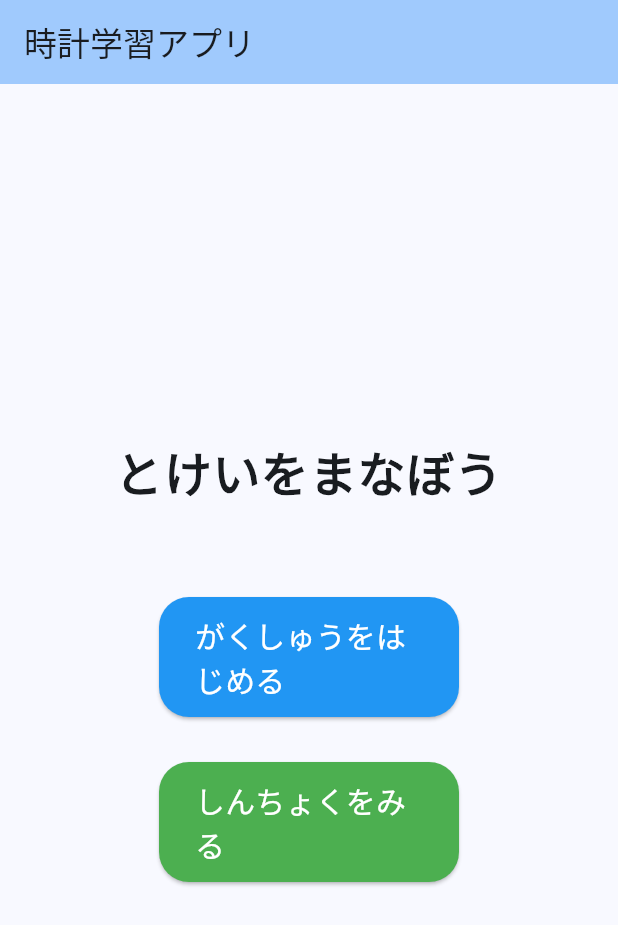
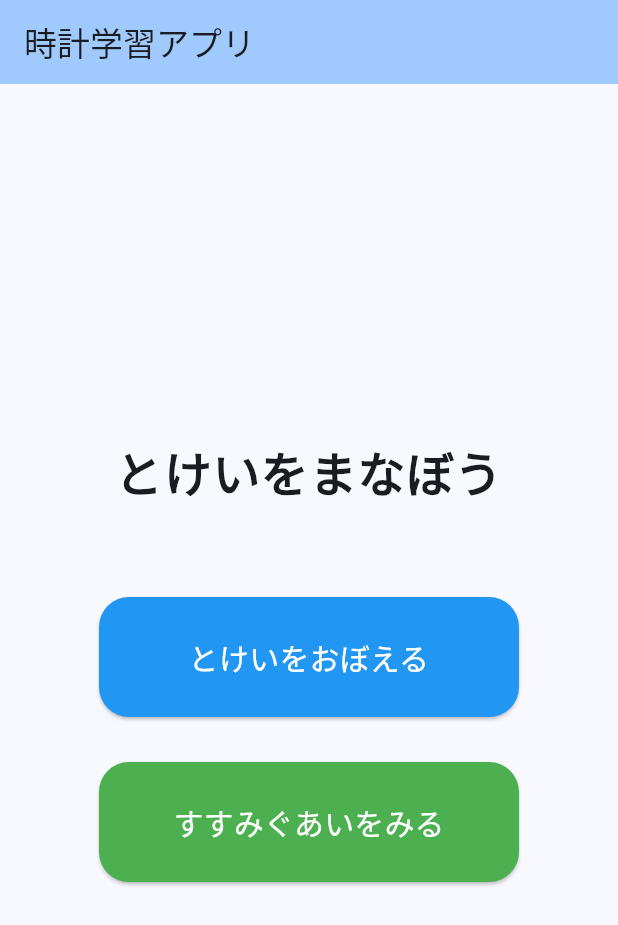
Before and after one commit to star1120eto/clock_learning, a Flutter app: the screen it shows after launch, on a phone screen of 412 x 824 dp. Shown: the top 925 px of the screen. Run offline on Flutter 3.47's test engine with Material 3 defaults, Android fonts, the phone set to English and light mode, and no system bars; our stand-ins replace audioplayers, shared_preferences.

Commit message:
fix:バグ

```diff
--- a/lib/models/time.dart
+++ b/lib/models/time.dart
@@ -47,51 +47,13 @@ class Time {
     return '$hour時$minute分';
   }
 
-  /// 時間をひらがなで取得
-  /// 例: "さんじじゅうごふん"
+  /// 時間をひらがなで取得（時と分は数字、「じ」「ふん」はひらがな）
+  /// 例: "3じ 15ふん"
   String get hiraganaString {
-    final hourStr = _numberToHiragana(hour);
     if (minute == 0) {
-      return '$hourStrじ';
+      return '$hourじ';
     }
-    final minuteStr = _numberToHiragana(minute);
-    return '$hourStrじ$minuteStrふん';
-  }
-
-  /// 数字をひらがなに変換
-  String _numberToHiragana(int number) {
-    const hiraganaMap = {
-      0: 'ぜろ',
-      1: 'いち',
-      2: 'に',
-      3: 'さん',
-      4: 'よん',
-      5: 'ご',
-      6: 'ろく',
-      7: 'なな',
-      8: 'はち',
-      9: 'きゅう',
-      10: 'じゅう',
-      11: 'じゅういち',
-      12: 'じゅうに',
-    };
-
-    if (number <= 12) {
-      return hiraganaMap[number] ?? number.toString();
-    }
-
-    // 13以上の場合
-    if (number < 20) {
-      return 'じゅう${hiraganaMap[number % 10]}';
-    } else if (number < 30) {
-      return 'にじゅう${hiraganaMap[number % 10]}';
-    } else if (number < 40) {
-      return 'さんじゅう${hiraganaMap[number % 10]}';
-    } else if (number < 50) {
-      return 'よんじゅう${hiraganaMap[number % 10]}';
-    } else {
-      return 'ごじゅう${hiraganaMap[number % 10]}';
-    }
+    return '$hourじ $minuteふん';
   }
 
   @override
--- a/lib/screens/home_screen.dart
+++ b/lib/screens/home_screen.dart
@@ -28,7 +28,7 @@ class HomeScreen extends StatelessWidget {
             const SizedBox(height: 60),
             // 学習開始ボタン
             SizedBox(
-              width: 200,
+              width: 280,
               height: 80,
               child: ElevatedButton(
                 onPressed: () {
@@ -47,7 +47,7 @@ class HomeScreen extends StatelessWidget {
                   ),
                 ),
                 child: const Text(
-                  'がくしゅうをはじめる',
+                  'とけいをおぼえる',
                   style: TextStyle(fontSize: 20),
                 ),
               ),
@@ -55,7 +55,7 @@ class HomeScreen extends StatelessWidget {
             const SizedBox(height: 30),
             // 進捗確認ボタン
             SizedBox(
-              width: 200,
+              width: 280,
               height: 80,
               child: ElevatedButton(
                 onPressed: () {
@@ -74,7 +74,7 @@ class HomeScreen extends StatelessWidget {
                   ),
                 ),
                 child: const Text(
-                  'しんちょくをみる',
+                  'すすみぐあいをみる',
                   style: TextStyle(fontSize: 20),
                 ),
               ),
--- a/lib/screens/level_select_screen.dart
+++ b/lib/screens/level_select_screen.dart
@@ -31,7 +31,7 @@ class LevelSelectScreen extends StatelessWidget {
               Level.easy,
               Colors.blue,
               'かんたん',
-              '◯時をあわせる',
+              '◯じをあわせる',
             ),
             const SizedBox(height: 20),
             // ふつうレベル
@@ -40,7 +40,7 @@ class LevelSelectScreen extends StatelessWidget {
               Level.normal,
               Colors.orange,
               'ふつう',
-              '◯時◯分をあわせる\n（5分ごと）',
+              '◯じ◯ふんをあわせる\n（5ふんごと）',
             ),
             const SizedBox(height: 20),
             // むずかしいレベル
@@ -49,7 +49,7 @@ class LevelSelectScreen extends StatelessWidget {
               Level.hard,
               Colors.red,
               'むずかしい',
-              '◯時◯分をあわせる\n（1分ごと）',
+              '◯じ◯ふんをあわせる\n（1ふんごと）',
             ),
           ],
         ),
--- a/lib/widgets/clock_widget.dart
+++ b/lib/widgets/clock_widget.dart
@@ -1,15 +1,18 @@
 import 'package:flutter/material.dart';
 import 'package:clock_learning/widgets/clock_controller.dart';
 import 'package:clock_learning/widgets/clock_painter.dart';
+import 'package:clock_learning/models/level.dart';
 
 /// アナログ時計ウィジェット
 class ClockWidget extends StatefulWidget {
   final ClockController controller;
   final double size;
+  final Level level;
 
   const ClockWidget({
     super.key,
     required this.controller,
+    required this.level,
     this.size = 300.0,
   });
 
@@ -64,6 +67,7 @@ class _ClockWidgetState extends State<ClockWidget> {
           painter: ClockPainter(
             state: widget.controller.getCurrentState(),
             clockRadius: widget.size / 2,
+            level: widget.level,
           ),
         ),
       ),
```
Also changed, not shown: lib/screens/game_screen.dart (+34 -16 lines), lib/screens/progress_screen.dart (+49 -5 lines), lib/widgets/clock_controller.dart (+7 -12 lines), lib/widgets/clock_painter.dart (+41 -2 lines).
